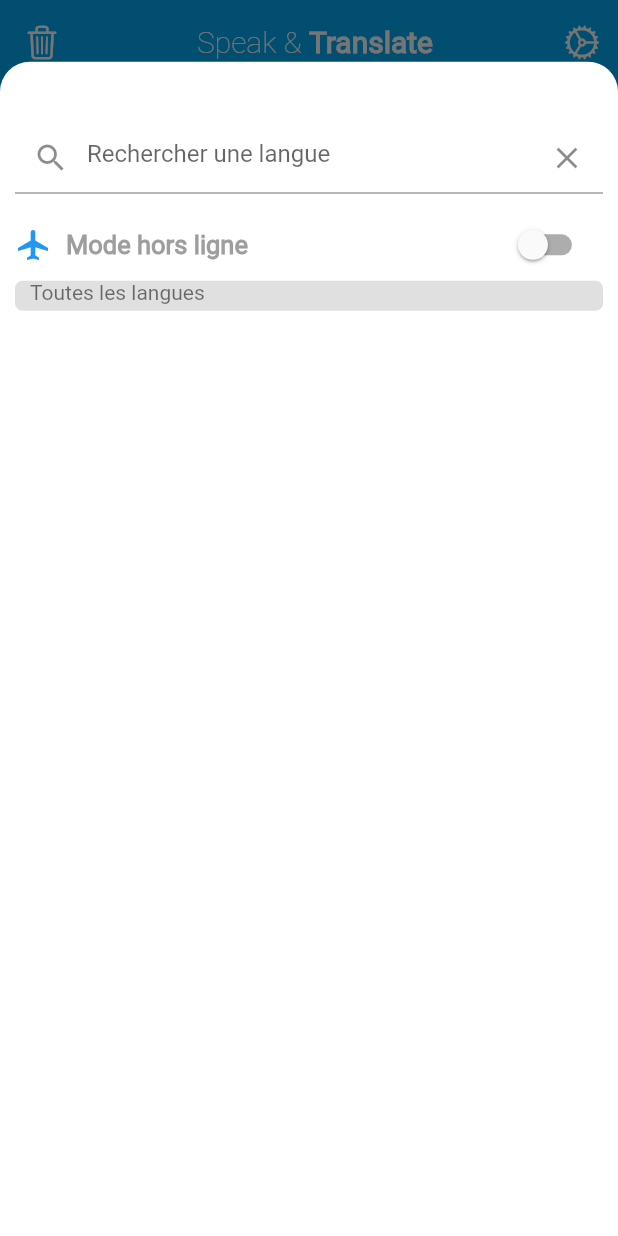
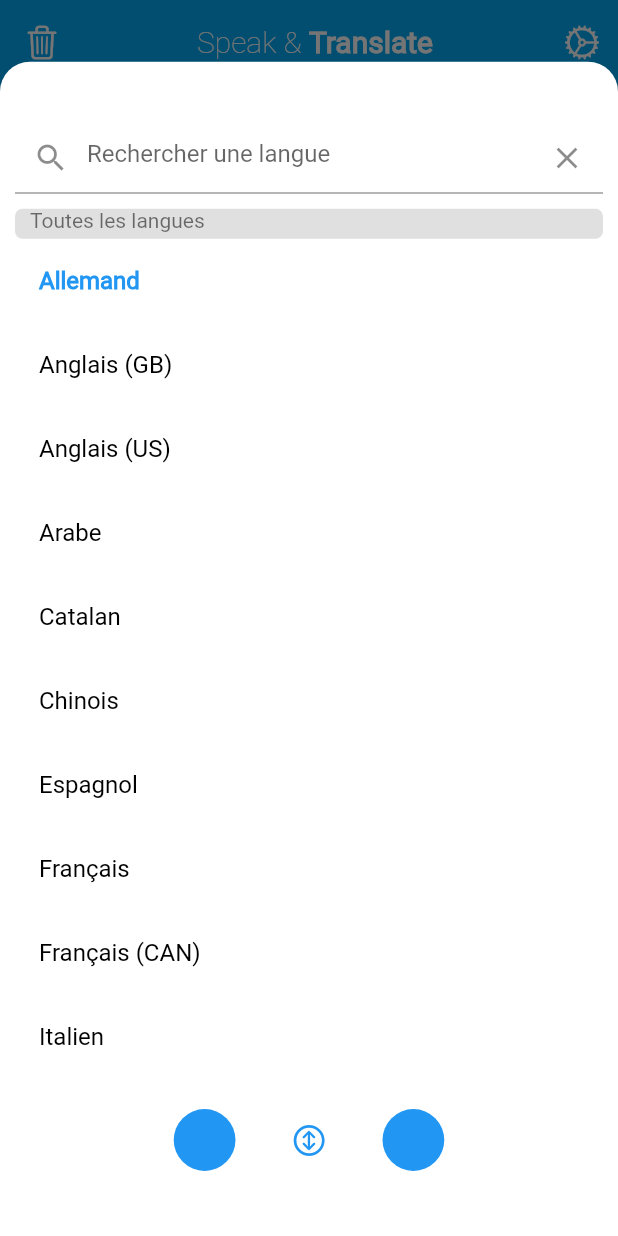
Before and after one commit to Edmond22-prog/template_app, a Flutter app: the screen it shows after launch, after a tap on an icon or button, on a phone screen of 412 x 824 dp. Run offline on Flutter 3.47's test engine with Material 2 defaults, Android fonts, the phone set to English and light mode, and no system bars.

Commit message:
Premiere mise a jour du bottomsheet

```diff
--- a/lib/home_page.dart
+++ b/lib/home_page.dart
@@ -1,5 +1,6 @@
 import 'package:flutter/cupertino.dart';
 import 'package:flutter/material.dart';
+import 'languages.dart';
 
 class HomePage extends StatefulWidget {
   const HomePage({Key? key}) : super(key: key);
@@ -10,7 +11,8 @@ class HomePage extends StatefulWidget {
 
 class _HomePageState extends State<HomePage> {
   int _selectedIndex = 1;
-  late bool _switchValue;
+  int _currentLanguageFromIndex = 0;
+  int _currentLanguageToIndex = 0;
 
   void _onItemTapped(int index) {
     setState(() {
@@ -44,15 +46,16 @@ class _HomePageState extends State<HomePage> {
 
   @override
   Widget build(BuildContext context) {
-    _switchValue = false;
     final double height = MediaQuery.of(context).size.height;
     final double width = MediaQuery.of(context).size.width;
-    return Scaffold(
+    // Enleve le focus lorsque l'on tape n'importe ou sur l'ecran
+    return GestureDetector(
+      onTap: () => FocusManager.instance.primaryFocus?.unfocus(),
+      behavior: HitTestBehavior.translucent,
+      child: Scaffold(
         appBar: AppBar(
           elevation: 0.0,
           foregroundColor: Colors.white,
-        // titleTextStyle:
-        //     const TextStyle(fontWeight: FontWeight.normal, fontSize: 20.0),
           leading: IconButton(
             icon: const Icon(
               CupertinoIcons.delete,
@@ -98,7 +101,7 @@ class _HomePageState extends State<HomePage> {
                     ],
                   ),
                 ),
-              Container(
+                SizedBox(
                   height: height * 0.2,
                   width: width,
                   child: Row(
@@ -109,7 +112,6 @@ class _HomePageState extends State<HomePage> {
                             cardTheme: const CardTheme(shape: CircleBorder())),
                         child: Card(
                           child: Container(
-                          // height: MediaQuery.of(context).size.width / 7,
                             width: width / 7,
                             alignment: Alignment.center,
                             child: const Text("Flag 1"),
@@ -132,7 +134,6 @@ class _HomePageState extends State<HomePage> {
                             cardTheme: const CardTheme(shape: CircleBorder())),
                         child: Card(
                           child: Container(
-                          // height: 70.0,
                             width: width / 7,
                             alignment: Alignment.center,
                             child: const Text("Flag 2"),
@@ -160,11 +161,15 @@ class _HomePageState extends State<HomePage> {
                 icon: Icon(Icons.settings_voice_outlined), label: "Énoncer"),
           ],
         ),
+      ),
     );
   }
 
   Widget buildSheet() {
-    return DraggableScrollableSheet(
+    return GestureDetector(
+      onTap: () => FocusManager.instance.primaryFocus?.unfocus(),
+      behavior: HitTestBehavior.translucent,
+      child: DraggableScrollableSheet(
           initialChildSize: 0.95,
           maxChildSize: 0.95,
           minChildSize: 0.9,
@@ -192,36 +197,10 @@ class _HomePageState extends State<HomePage> {
                   SingleChildScrollView(
                     child: Column(
                       children: [
-                      Row(
-                        children: [
-                          const Icon(
-                            Icons.airplanemode_active,
-                            color: Colors.blue,
-                          ),
-                          const SizedBox(width: 10),
-                          const Text(
-                            "Mode hors ligne",
-                            style: TextStyle(
-                                color: Colors.grey,
-                                fontSize: 17,
-                                fontWeight: FontWeight.bold),
-                          ),
-                          const SizedBox(width: 170),
-                          Switch.adaptive(
-                              value: _switchValue,
-                              onChanged: (value) {
-                                setState(() {
-                                  _switchValue = value;
-                                });
-                              })
-                        ],
-                      ),
                         Container(
                           child: const Text(
                             "Toutes les langues",
-                          style: TextStyle(
-                            color: Colors.black54
-                          ),
+                            style: TextStyle(color: Colors.black54),
                           ),
                           decoration: const BoxDecoration(
                             color: Colors.black12,
@@ -231,11 +210,64 @@ class _HomePageState extends State<HomePage> {
                           height: 20,
                           padding: const EdgeInsets.only(left: 10),
                         ),
-
+                        showLanguages(),
+                        Row(
+                              mainAxisAlignment: MainAxisAlignment.center,
+                              children: [
+                                Container(
+                                  height: MediaQuery.of(context).size.width / 10,
+                                  width: MediaQuery.of(context).size.width / 10,
+                                  decoration: BoxDecoration(
+                                    color: Colors.blue,
+                                    borderRadius: BorderRadius.circular(50),
+                                  )
+                                ),
+                                const SizedBox(width: 25.0),
+                                IconButton(
+                                  icon: const Icon(
+                                      CupertinoIcons.arrow_up_down_circle),
+                                  color: Colors.blue,
+                                  onPressed: () => Navigator.pop(context)
+                                ),
+                                const SizedBox(width: 25.0),
+                                Container(
+                                  height: MediaQuery.of(context).size.width / 10,
+                                  width: MediaQuery.of(context).size.width / 10,
+                                  decoration: BoxDecoration(
+                                    color: Colors.blue,
+                                    borderRadius: BorderRadius.circular(50),
+                                  ),
+                                ),
+                              ],
+                        )
                       ],
                     ),
                   )
                 ],
-            )));
+              ))),
+    );
+  }
+
+  Widget showLanguages() {
+    languageList.sort((a, b) => a.compareTo(b));
+    return SizedBox(
+        height: MediaQuery.of(context).size.height * 0.7,
+        child: ListView.builder(
+            itemCount: languageList.length,
+            itemBuilder: (BuildContext context, int index) {
+              return ListTile(
+                title: Text(languageList[index],
+                    style: (_currentLanguageFromIndex == index)
+                        ? const TextStyle(
+                            color: Colors.blue, fontWeight: FontWeight.bold)
+                        : const TextStyle(color: Colors.black)),
+                onTap: () {
+                  setState(() {
+                    _currentLanguageFromIndex = index;
+                  });
+                  Navigator.pop(context);
+                },
+              );
+            }));
   }
 }
--- a/lib/language_list.dart
+++ /dev/null
@@ -1,12 +0,0 @@
-const Map<String, String> language = {
-  "FR": "Français",
-  "U.S": "Anglais",
-  "GB": "Anglais",
-  "CHI": "Chinois",
-  "ALL": "Allemand",
-  "ESP": "Espagnol",
-  "JAP": "Japonais",
-  "ITA": "Italien",
-  "RUS": "Russe",
-  "ZOU": "Zoulou"
-};
--- /dev/null
+++ b/lib/languages.dart
@@ -0,0 +1,31 @@
+const Map<String, String> language = {
+  "FR": "Français",
+  "U.S": "Anglais (US)",
+  "GB": "Anglais (GB)",
+  "CHI": "Chinois",
+  "ALL": "Allemand",
+  "ESP": "Espagnol",
+  "JAP": "Japonais",
+  "ITA": "Italien",
+  "RUS": "Russe",
+  "ZOU": "Zoulou",
+  "CAT": "Catalan",
+  "ARA": "Arabe",
+  "CANFR": "Français (CAN)"
+};
+
+List<String> languageList = <String>[
+  "Français",
+  "Anglais (US)",
+  "Anglais (GB)",
+  "Chinois",
+  "Allemand",
+  "Espagnol",
+  "Japonais",
+  "Italien",
+  "Russe",
+  "Zoulou",
+  "Catalan",
+  "Arabe",
+  "Français (CAN)"
+];
```
Lines whose indentation alone changed are shown as unchanged.
